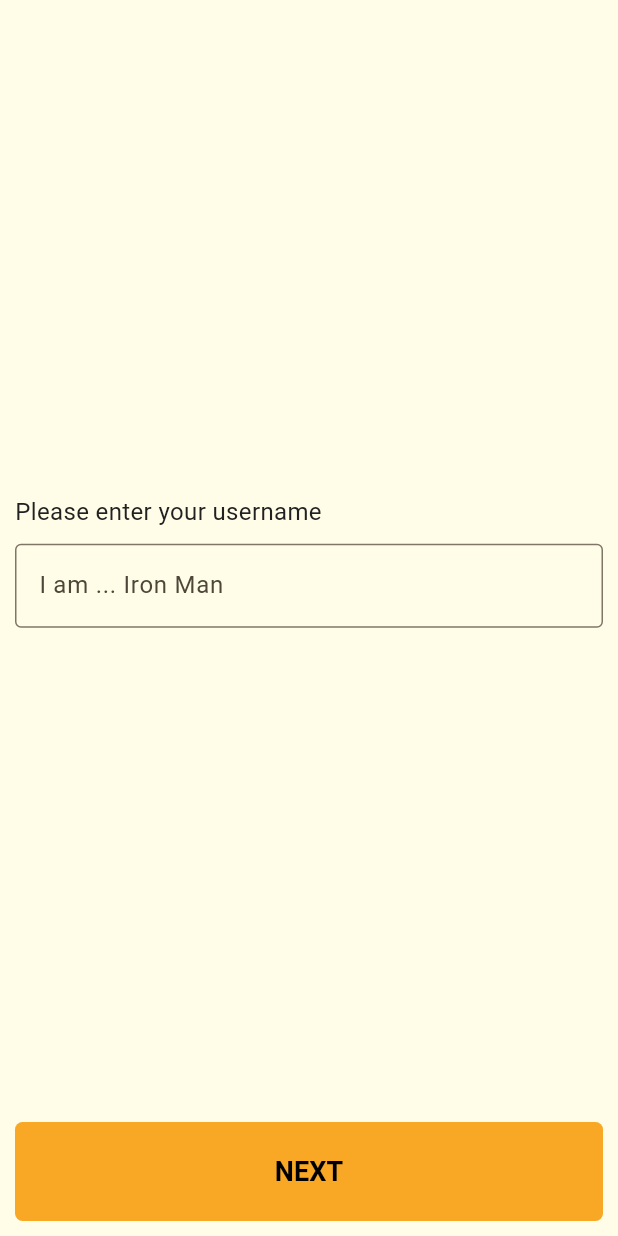
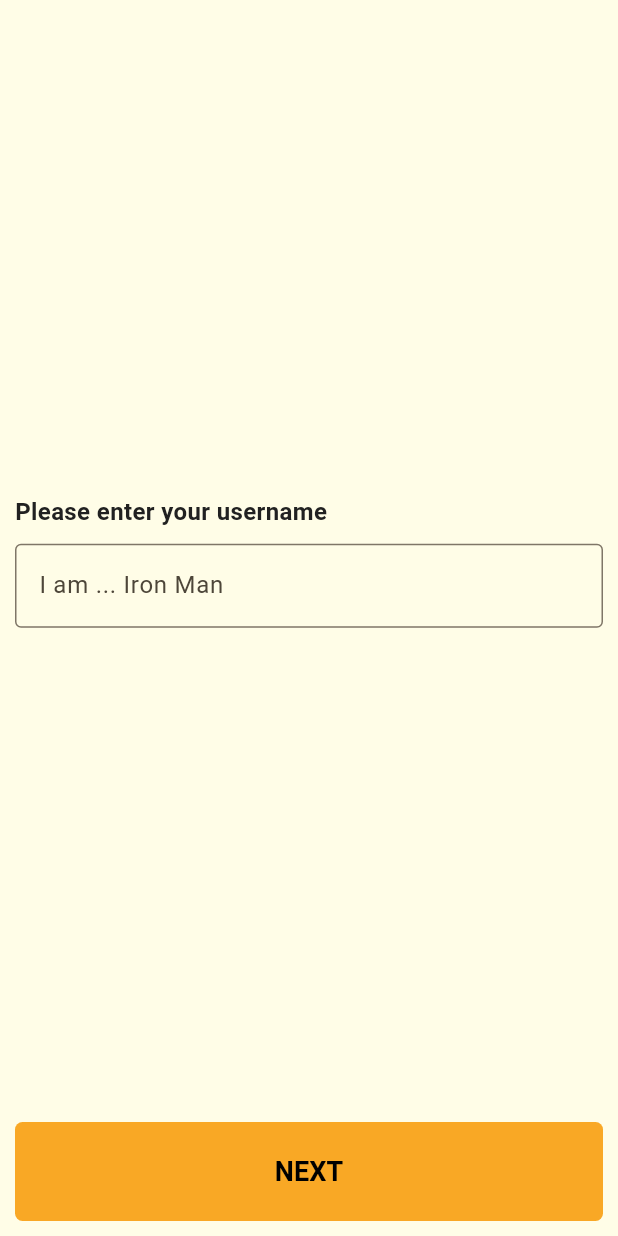
Before and after one commit to Grld-Andy/Todo_Marker, a Flutter app: the Form1Page screen opened directly, on a phone screen of 412 x 824 dp. Run offline on Flutter 3.47's test engine with Material 3 defaults, Android fonts, the phone set to English and light mode, and no system bars.

Commit message:
use h1 text in widgets

```diff
--- a/lib/features/onboarding/presentation/pages/form_1_page.dart
+++ b/lib/features/onboarding/presentation/pages/form_1_page.dart
@@ -1,6 +1,7 @@
 import 'package:flutter/material.dart';
 import 'package:task_marker/features/onboarding/presentation/pages/form_2_page.dart';
 import 'package:task_marker/shared/widgets/custom_text_button.dart';
+import 'package:task_marker/shared/widgets/h1_text.dart';
 
 class Form1Page extends StatefulWidget {
   const Form1Page({super.key});
@@ -28,12 +29,7 @@ class _Form1PageState extends State<Form1Page> {
                   crossAxisAlignment: CrossAxisAlignment.start,
                   spacing: 10,
                   children: [
-                    Text(
-                      "Please enter your username",
-                      style: TextStyle(
-                        fontSize: 16,
-                      ),
-                    ),
+                    H1Text(text:"Please enter your username"),
                     TextField(
                       controller: _textcontroller,
                       decoration: InputDecoration(
--- a/lib/features/onboarding/presentation/pages/form_2_page.dart
+++ b/lib/features/onboarding/presentation/pages/form_2_page.dart
@@ -31,7 +31,7 @@ class _Form2PageState extends State<Form2Page> {
                   crossAxisAlignment: CrossAxisAlignment.start,
                   spacing: 5,
                   children: [
-                    h1_text(text: "Choose to tags to add now.\nYou can add more and remove some later😊."),
+                    H1Text(text: "Choose to tags to add now.\nYou can add more and remove some later😊."),
                     Wrap(
                       spacing: 5.0,
                       runSpacing: 5.0,
--- a/lib/features/onboarding/presentation/pages/form_3_page.dart
+++ b/lib/features/onboarding/presentation/pages/form_3_page.dart
@@ -1,4 +1,5 @@
 import 'package:flutter/material.dart';
+import 'package:task_marker/shared/widgets/h1_text.dart';
 
 class Form3Page extends StatelessWidget {
   const Form3Page({super.key});
@@ -8,9 +9,7 @@ class Form3Page extends StatelessWidget {
     return Scaffold(
       body: Column(
         children: [
-          Text(
-            "Would you like to track tasks by difficulty"
-          )
+          H1Text(text: "Would you like to track tasks by difficulty")
         ],
       )
     );
--- a/lib/shared/widgets/h1_text.dart
+++ b/lib/shared/widgets/h1_text.dart
@@ -1,9 +1,9 @@
 import 'package:flutter/material.dart';
 
-class h1_text extends StatelessWidget {
+class H1Text extends StatelessWidget {
   final String text;
 
-  const h1_text({
+  const H1Text({
     super.key,
     required this.text
   });
```
